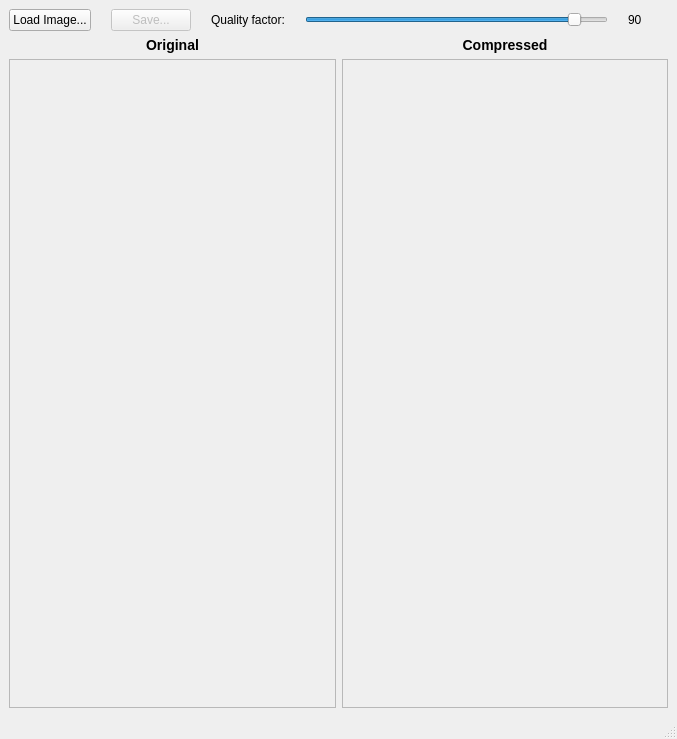
This is mainwindow.ui in GhislottiGianluca/jpeg_Compression as Qt 5 draws it before an edit. The edited form follows.
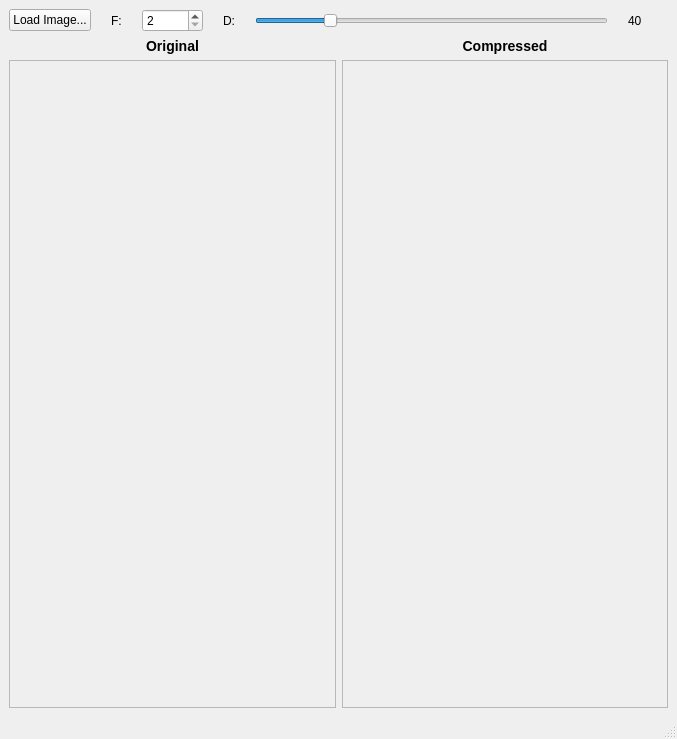
This is the edited form.

Commit message: Added field to insert blockSize and qualityFactor (D and F)

Diff of the .ui file:
```diff
--- a/mainwindow.ui
+++ b/mainwindow.ui
@@ -21,7 +21,7 @@
        <enum>QLayout::SetMinimumSize</enum>
       </property>
       <item>
-       <layout class="QHBoxLayout" stretch="0,0,0,0,0,0">
+       <layout class="QHBoxLayout" stretch="0,0,0,0,0,0,0">
         <property name="spacing">
          <number>20</number>
         </property>
@@ -42,19 +42,26 @@
          </widget>
         </item>
         <item>
-         <widget class="QPushButton" name="buttonSave">
-          <property name="enabled">
-           <bool>false</bool>
-          </property>
+         <widget class="QLabel" name="labelBlockSize">
           <property name="text">
-           <string>Save...</string>
+           <string>F:</string>
           </property>
          </widget>
         </item>
         <item>
-         <widget class="QLabel" name="label">
+         <widget class="QSpinBox" name="blockSize">
+          <property name="minimum">
+           <number>2</number>
+          </property>
+          <property name="maximum">
+           <number>10000</number>
+          </property>
+         </widget>
+        </item>
+        <item>
+         <widget class="QLabel" name="labelQuality">
           <property name="text">
-           <string>Quality factor:</string>
+           <string>D:</string>
           </property>
          </widget>
         </item>
@@ -67,10 +74,16 @@
            </sizepolicy>
           </property>
           <property name="minimum">
-           <number>1</number>
+           <number>0</number>
+          </property>
+          <property name="maximum">
+           <number>200</number>
+          </property>
+          <property name="value">
+           <number>40</number>
           </property>
           <property name="sliderPosition">
-           <number>90</number>
+           <number>40</number>
           </property>
           <property name="orientation">
            <enum>Qt::Horizontal</enum>
@@ -89,7 +102,7 @@
            <string notr="true"/>
           </property>
           <property name="text">
-           <string>90</string>
+           <string>40</string>
           </property>
          </widget>
         </item>
@@ -136,8 +149,8 @@
           <rect>
            <x>0</x>
            <y>0</y>
-           <width>319</width>
-           <height>580</height>
+           <width>325</width>
+           <height>617</height>
           </rect>
          </property>
         </widget>
@@ -153,8 +166,8 @@
           <rect>
            <x>0</x>
            <y>0</y>
-           <width>318</width>
-           <height>580</height>
+           <width>325</width>
+           <height>617</height>
           </rect>
          </property>
         </widget>
```
Left out of the diff: 2 changed lines with no effect on the pictures. The commit also changes 2 other files.
